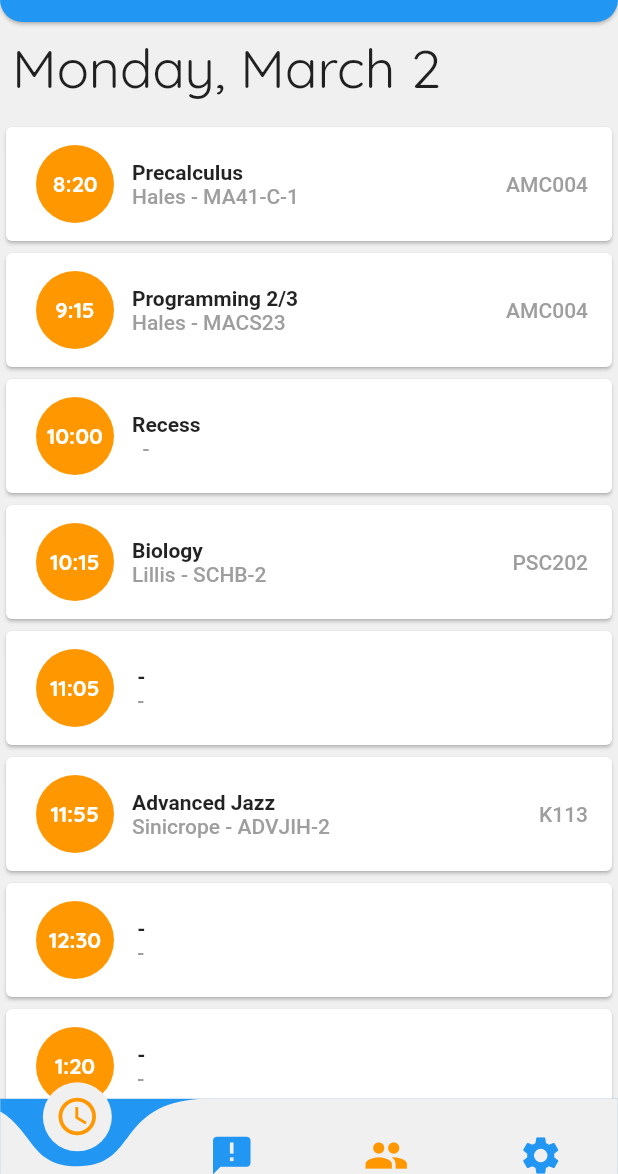
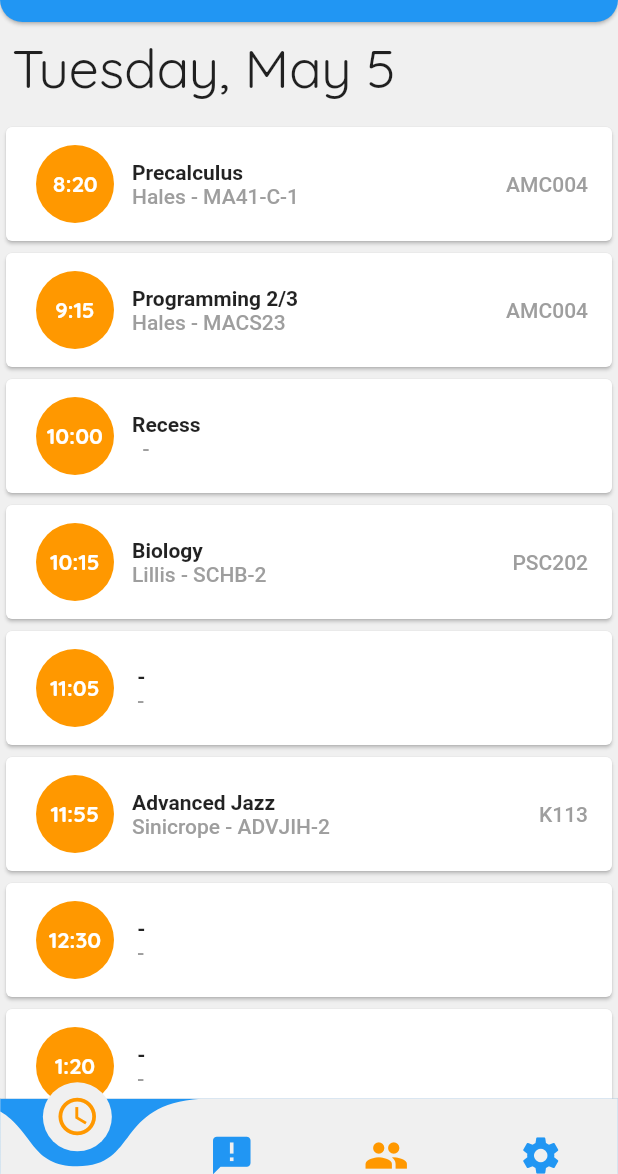
Before and after one commit to Seb-Park/My-Milton-App, a Flutter app: the screen it shows once a user with an empty profile is signed in, on a phone screen of 412 x 824 dp, the part 62-1236 px from its top. Run offline on Flutter 3.47's test engine with Material 2 defaults, Android fonts, the phone set to English and light mode, and no system bars; drawn by our look-alikes of curved_navigation_bar; our stand-ins replace cloud_firestore, firebase_auth, google_fonts, google_sign_in; accounts and stored records are empty; project files that could hold a hidden picture were left out.

```diff
--- a/my_milton/lib/screens/auth-screen/auth.dart
+++ b/my_milton/lib/screens/auth-screen/auth.dart
@@ -13,7 +13,7 @@ class _LoginState extends State<LoginPage> {
   @override
   Widget build(BuildContext context) {
     print("building the login page");
-    signOutGoogle();
+//    signOutGoogle();
     return Scaffold(
 //      drawer:,
         body: Container(
--- a/my_milton/lib/screens/home/home.dart
+++ b/my_milton/lib/screens/home/home.dart
@@ -32,7 +32,13 @@ class _MyHomePageState extends State<MyHomePage> {
                   padding: const EdgeInsets.all(8.0),
                   child: Container(
                       height: 50,
-                      child: Text("Monday, March 2",
+                      child: Text(
+                          weekdayFromInt(DateTime.now().weekday) +
+                              ", " +
+                              monthNameFromInt(DateTime.now().month)
+                                  .toString() +
+                              " " +
+                              DateTime.now().day.toString(),
 //                          style: GoogleFonts.quicksand(
 //                              textStyle: TextStyle(
 //                                  fontSize: 36,
@@ -103,6 +109,89 @@ class _MyHomePageState extends State<MyHomePage> {
           return "Sunday";
         }
         break;
+    }
+  }
+
+  String monthNameFromInt(int monthNo) {
+    switch (monthNo) {
+      case 1:
+        {
+          return "January";
+        }
+        break;
+
+      case 2:
+        {
+          return "February";
+        }
+        break;
+
+      case 3:
+        {
+          return "March";
+        }
+        break;
+
+      case 4:
+        {
+          return "April";
+        }
+        break;
+
+      case 5:
+        {
+          return "May";
+        }
+        break;
+
+      case 6:
+        {
+          return "June";
+        }
+        break;
+
+      case 7:
+        {
+          return "July";
+        }
+        break;
+
+      case 8:
+        {
+          return "August";
+        }
+        break;
+
+      case 9:
+        {
+          return "September";
+        }
+        break;
+      case 10:
+        {
+          return "October";
+        }
+        break;
+
+      case 11:
+        {
+          return "November";
+        }
+        break;
+
+      default:
+        {
+          return "December";
+        }
+        break;
+    }
+  }
+
+  String todayOrYesterday(int today, int dayInQuestion) {
+    if (dayInQuestion == today) {
+      return "today";
+    } else {
+      return "yesterday";
     }
   }
 
@@ -261,7 +350,7 @@ class _MyHomePageState extends State<MyHomePage> {
                     Padding(
                       padding: const EdgeInsets.only(left: 8.0),
                       child: Column(
-                        mainAxisAlignment: MainAxisAlignment.end,
+                        mainAxisAlignment: MainAxisAlignment.center,
                         crossAxisAlignment: CrossAxisAlignment.start,
                         children: <Widget>[
                           Text(
@@ -272,8 +361,12 @@ class _MyHomePageState extends State<MyHomePage> {
                           Text(
                             post['poster'] +
                                 " - Posted " +
-                                weekdayFromInt(((post['date_posted'] as Timestamp).toDate())
-                                    .weekday) + " " +
+                                todayOrYesterday(
+                                    DateTime.now().weekday,
+                                    (post['date_posted'] as Timestamp)
+                                        .toDate()
+                                        .weekday) +
+                                " " +
                                 ((post['date_posted'] as Timestamp).toDate())
                                     .hour
                                     .toString() +
@@ -309,14 +402,21 @@ class _MyHomePageState extends State<MyHomePage> {
                 Firestore.instance.collection('announcement_board').snapshots(),
             builder: (context, snapshot) {
               if (!snapshot.hasData) return const CircularProgressIndicator();
-              return ListView.builder(
-                itemExtent: 80.0,
+              return Column(
+                mainAxisAlignment: MainAxisAlignment.center,
+                children: <Widget>[
+                  Expanded(
+                    child: ListView.builder(
+                      itemExtent: 80.0,
 //                itemCount: (snapshot.data.documents.length),
-                itemCount: (snapshot.data.documents[0]['announcements'].length),
-                itemBuilder: (context, index) => announcementSubPost(
-                    ((snapshot.data.documents[0])['announcements'])[index],
-                    Colors.red),
+                      itemCount: (snapshot.data.documents[0]['announcements'].length),
+                      itemBuilder: (context, index) => announcementSubPost(
+                          ((snapshot.data.documents[0])['announcements'])[index],
+                          Colors.red),
 //                announcementPost(snapshot.data.documents[index], Colors.red),
+                    ),
+                  ),
+                ],
               );
             })
 //        Column(
@@ -389,6 +489,7 @@ class _MyHomePageState extends State<MyHomePage> {
 
   @override
   Widget build(BuildContext context) {
+    print("building home");
     return Scaffold(
       drawer: ClipRRect(
         borderRadius: BorderRadius.only(
--- a/my_milton/lib/screens/wrapper.dart
+++ b/my_milton/lib/screens/wrapper.dart
@@ -1,6 +1,7 @@
 import 'package:flutter/material.dart';
 import 'package:my_milton/services/google_user.dart';
 import 'package:provider/provider.dart';
+import 'package:firebase_auth/firebase_auth.dart';
 
 import 'auth-screen/auth.dart';
 import 'home/home.dart';
@@ -13,6 +14,17 @@ class Wrapper extends StatelessWidget {
     print("Reload");
 //    return LoginPage();
 //    return MyHomePage(title: "MyMilton");
+    return (StreamBuilder<FirebaseUser>(
+      stream: FirebaseAuth.instance.onAuthStateChanged,
+      builder: (context, snapshot) {
+        if (FirebaseAuth.instance.currentUser() != null&&user.username!=null) {
+          return MyHomePage(title: "MyMilton");
+//          return LoginPage();
+        } else {
+          return LoginPage();
+        }
+      },
+    ));
     if (user == null) {
 //      print("!!!" + user.username + " is now the name of the user.");
       print("It's the non-usernamed login page");
@@ -21,6 +33,7 @@ class Wrapper extends StatelessWidget {
 //      return MyHomePage(
 //        title: "MyMilton",
 //      );
+//      return LoginPage();
       print("It's the usernamed login page");
       print("!!!" + user.username + " is now the name of the user.");
 //      return LoginPage();
```
